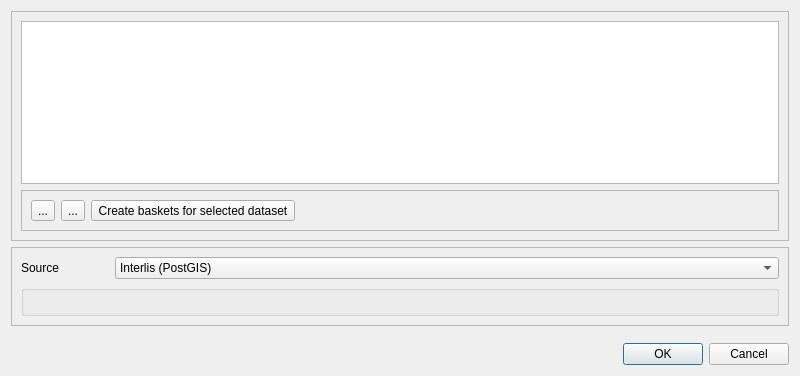
The window that QgisModelBaker/ui/dataset_manager.ui (opengisch/QgisModelBaker) describes before a commit, drawn with Qt 5.
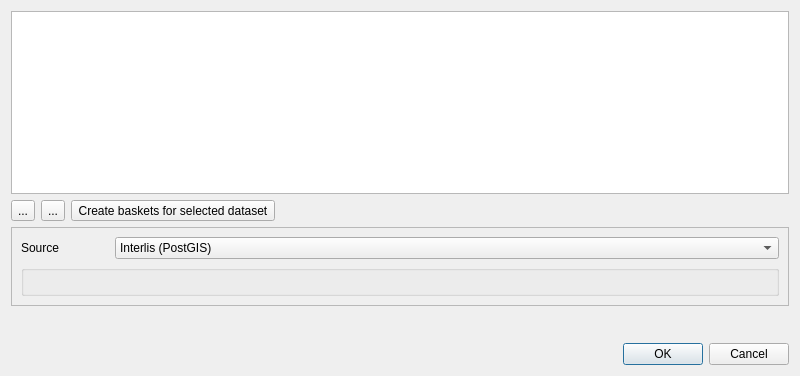
The same window after the commit. Icons and pictures are not drawn.

The edit to the form file:
```diff
--- a/QgisModelBaker/ui/dataset_manager.ui
+++ b/QgisModelBaker/ui/dataset_manager.ui
@@ -14,6 +14,19 @@
    <string>Dataset Manager</string>
   </property>
   <layout class="QGridLayout" name="gridLayout">
+   <item row="2" column="0">
+    <spacer name="verticalSpacer">
+     <property name="orientation">
+      <enum>Qt::Vertical</enum>
+     </property>
+     <property name="sizeHint" stdset="0">
+      <size>
+       <width>20</width>
+       <height>40</height>
+      </size>
+     </property>
+    </spacer>
+   </item>
    <item row="3" column="0">
     <widget class="QDialogButtonBox" name="buttonBox">
      <property name="standardButtons">
@@ -21,6 +34,62 @@
      </property>
     </widget>
    </item>
+   <item row="0" column="0">
+    <layout class="QGridLayout" name="gridLayout_3">
+     <item row="0" column="0">
+      <widget class="QTableView" name="dataset_tableview"/>
+     </item>
+     <item row="1" column="0">
+      <layout class="QGridLayout" name="gridLayout_4">
+       <item row="0" column="0">
+        <widget class="QToolButton" name="add_button">
+         <property name="text">
+          <string>...</string>
+         </property>
+         <property name="icon">
+          <iconset>
+           <normaloff>../images/symbologyAdd.svg</normaloff>../images/symbologyAdd.svg</iconset>
+         </property>
+        </widget>
+       </item>
+       <item row="0" column="1">
+        <widget class="QToolButton" name="edit_button">
+         <property name="text">
+          <string>...</string>
+         </property>
+         <property name="icon">
+          <iconset>
+           <normaloff>../images/symbologyEdit.svg</normaloff>../images/symbologyEdit.svg</iconset>
+         </property>
+        </widget>
+       </item>
+       <item row="0" column="2">
+        <widget class="QToolButton" name="create_baskets_button">
+         <property name="toolTip">
+          <string>&lt;html&gt;&lt;head/&gt;&lt;body&gt;&lt;p&gt;Creates a &lt;span style=&quot; font-weight:600;&quot;&gt;basket&lt;/span&gt; per &lt;span style=&quot; font-weight:600;&quot;&gt;topic&lt;/span&gt; and &lt;span style=&quot; font-weight:600;&quot;&gt;dataset &lt;/span&gt;in the &lt;span style=&quot; font-style:italic;&quot;&gt;t_ili2db_basket&lt;/span&gt; table.&lt;/p&gt;&lt;p&gt;While a dataset is just an entry in the &lt;span style=&quot; font-style:italic;&quot;&gt;t_ili2db_dataset&lt;/span&gt; table, there must be baskets for each entry that can be selected. Usually there exists only one basket topic and per dataset.&lt;/p&gt;&lt;/body&gt;&lt;/html&gt;</string>
+         </property>
+         <property name="text">
+          <string>Create baskets for selected dataset</string>
+         </property>
+        </widget>
+       </item>
+       <item row="0" column="3">
+        <spacer name="horizontalSpacer">
+         <property name="orientation">
+          <enum>Qt::Horizontal</enum>
+         </property>
+         <property name="sizeHint" stdset="0">
+          <size>
+           <width>40</width>
+           <height>20</height>
+          </size>
+         </property>
+        </spacer>
+       </item>
+      </layout>
+     </item>
+    </layout>
+   </item>
    <item row="1" column="0">
     <widget class="QFrame" name="db_frame">
      <property name="frameShape">
@@ -84,91 +153,6 @@
      </layout>
     </widget>
    </item>
-   <item row="0" column="0">
-    <widget class="QFrame" name="frame">
-     <property name="frameShape">
-      <enum>QFrame::StyledPanel</enum>
-     </property>
-     <property name="frameShadow">
-      <enum>QFrame::Raised</enum>
-     </property>
-     <layout class="QGridLayout" name="gridLayout_3">
-      <item row="0" column="0">
-       <widget class="QTableView" name="dataset_tableview"/>
-      </item>
-      <item row="1" column="0">
-       <widget class="QFrame" name="frame_2">
-        <property name="frameShape">
-         <enum>QFrame::StyledPanel</enum>
-        </property>
-        <property name="frameShadow">
-         <enum>QFrame::Raised</enum>
-        </property>
-        <layout class="QGridLayout" name="gridLayout_4">
-         <item row="0" column="0">
-          <widget class="QToolButton" name="add_button">
-           <property name="text">
-            <string>...</string>
-           </property>
-           <property name="icon">
-            <iconset>
-             <normaloff>../images/symbologyAdd.svg</normaloff>../images/symbologyAdd.svg</iconset>
-           </property>
-          </widget>
-         </item>
-         <item row="0" column="3">
-          <spacer name="horizontalSpacer">
-           <property name="orientation">
-            <enum>Qt::Horizontal</enum>
-           </property>
-           <property name="sizeHint" stdset="0">
-            <size>
-             <width>40</width>
-             <height>20</height>
-            </size>
-           </property>
-          </spacer>
-         </item>
-         <item row="0" column="1">
-          <widget class="QToolButton" name="edit_button">
-           <property name="text">
-            <string>...</string>
-           </property>
-           <property name="icon">
-            <iconset>
-             <normaloff>../images/symbologyEdit.svg</normaloff>../images/symbologyEdit.svg</iconset>
-           </property>
-          </widget>
-         </item>
-         <item row="0" column="2">
-          <widget class="QToolButton" name="create_baskets_button">
-           <property name="toolTip">
-            <string>&lt;html&gt;&lt;head/&gt;&lt;body&gt;&lt;p&gt;Creates a &lt;span style=&quot; font-weight:600;&quot;&gt;basket&lt;/span&gt; per &lt;span style=&quot; font-weight:600;&quot;&gt;topic&lt;/span&gt; and &lt;span style=&quot; font-weight:600;&quot;&gt;dataset &lt;/span&gt;in the &lt;span style=&quot; font-style:italic;&quot;&gt;t_ili2db_basket&lt;/span&gt; table.&lt;/p&gt;&lt;p&gt;While a dataset is just an entry in the &lt;span style=&quot; font-style:italic;&quot;&gt;t_ili2db_dataset&lt;/span&gt; table, there must be baskets for each entry that can be selected. Usually there exists only one basket topic and per dataset.&lt;/p&gt;&lt;/body&gt;&lt;/html&gt;</string>
-           </property>
-           <property name="text">
-            <string>Create baskets for selected dataset</string>
-           </property>
-          </widget>
-         </item>
-        </layout>
-       </widget>
-      </item>
-     </layout>
-    </widget>
-   </item>
-   <item row="2" column="0">
-    <spacer name="verticalSpacer">
-     <property name="orientation">
-      <enum>Qt::Vertical</enum>
-     </property>
-     <property name="sizeHint" stdset="0">
-      <size>
-       <width>20</width>
-       <height>40</height>
-      </size>
-     </property>
-    </spacer>
-   </item>
   </layout>
  </widget>
  <resources/>
```
